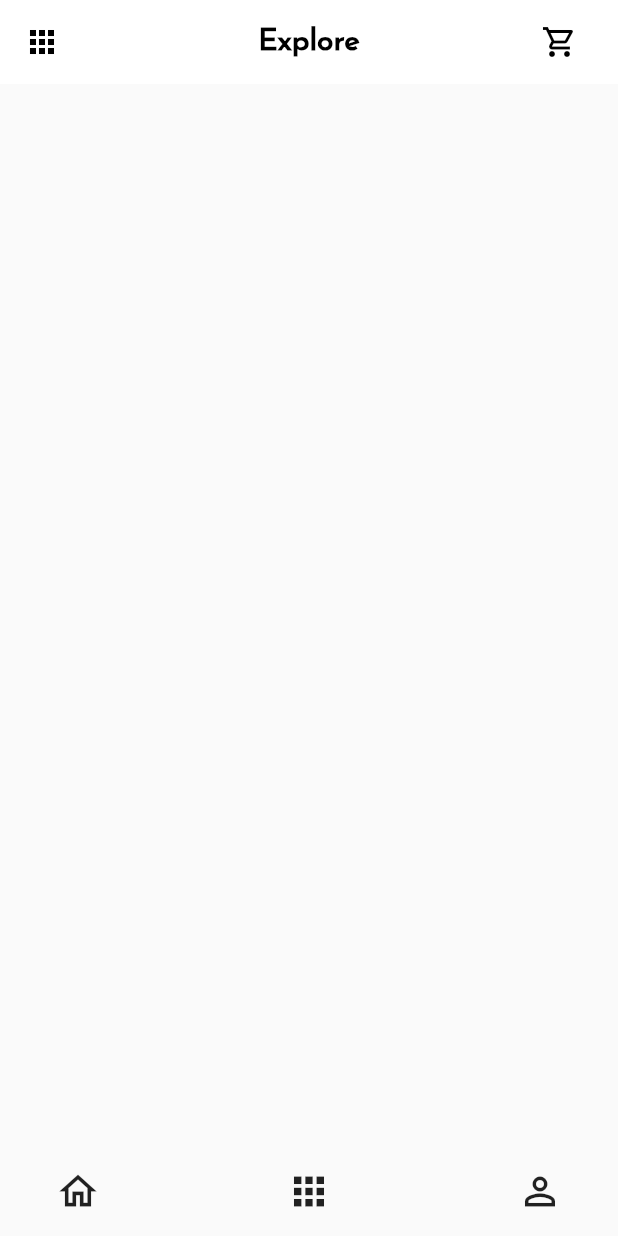
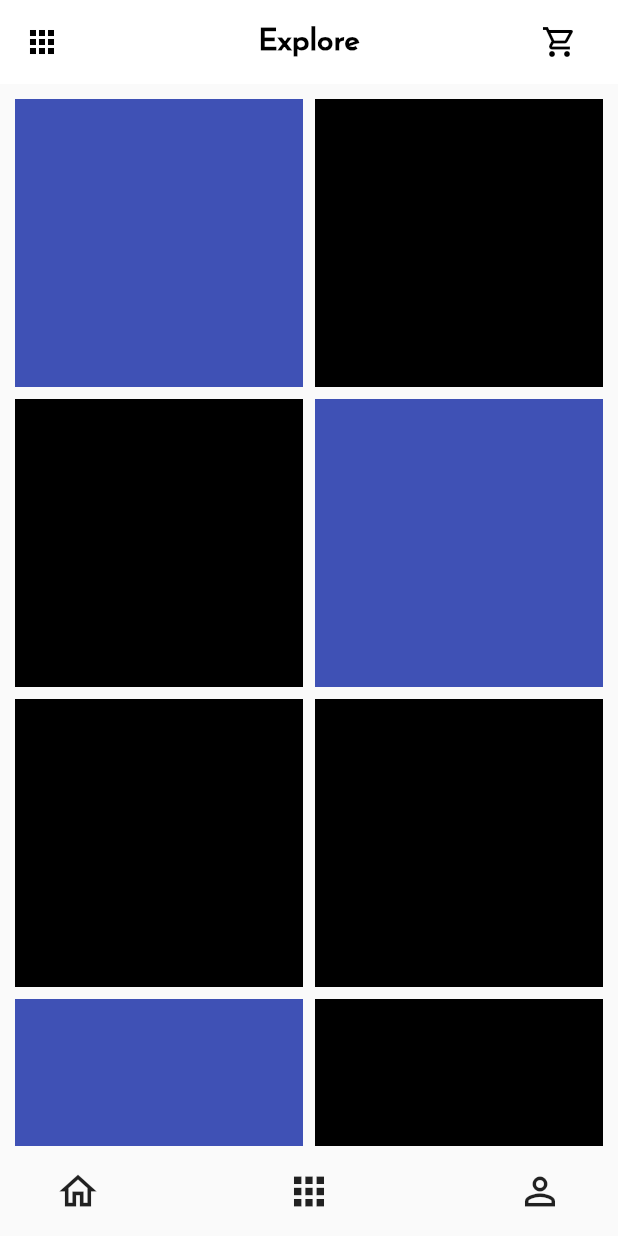
Before and after one commit to sammyodiagbe/ecommerce_flutter, a Flutter app: the ExploreScreen screen opened by its route, on a phone screen of 412 x 824 dp. Run offline on Flutter 3.47's test engine with Material 2 defaults, Android fonts, the phone set to English and light mode, and no system bars.

Commit message:
working on explore screen

```diff
--- a/lib/screens/explore_screen.dart
+++ b/lib/screens/explore_screen.dart
@@ -11,6 +11,24 @@ class ExploreScreen extends StatelessWidget {
     return Scaffold(
       appBar: AppAppBar('Explore', context),
       bottomNavigationBar: CustomBottomNavigationBar(),
+      body: GridView.count(
+        crossAxisCount: 2,
+        mainAxisSpacing: 8,
+        crossAxisSpacing: 8,
+        padding: EdgeInsets.all(10),
+        children: List.generate(
+          10,
+          (index) => index % 3 == 0
+              ? Container(
+                  height: 150,
+                  color: Colors.indigo,
+                )
+              : Container(
+                  height: 100,
+                  color: Colors.black,
+                ),
+        ),
+      ),
     );
   }
 }
```
